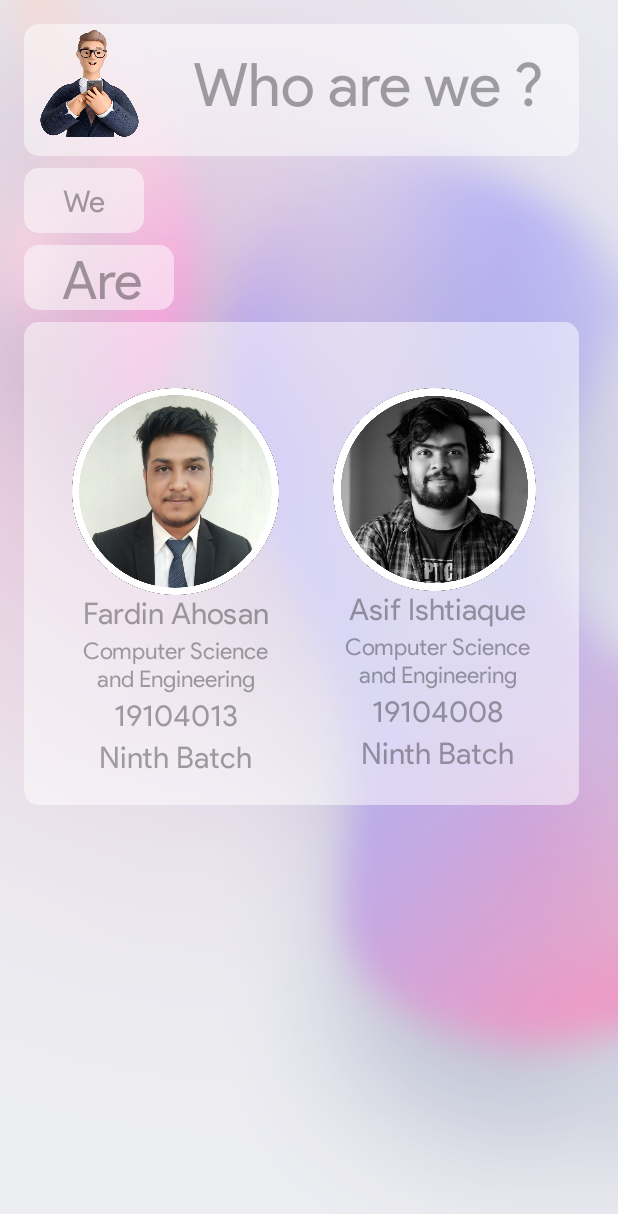
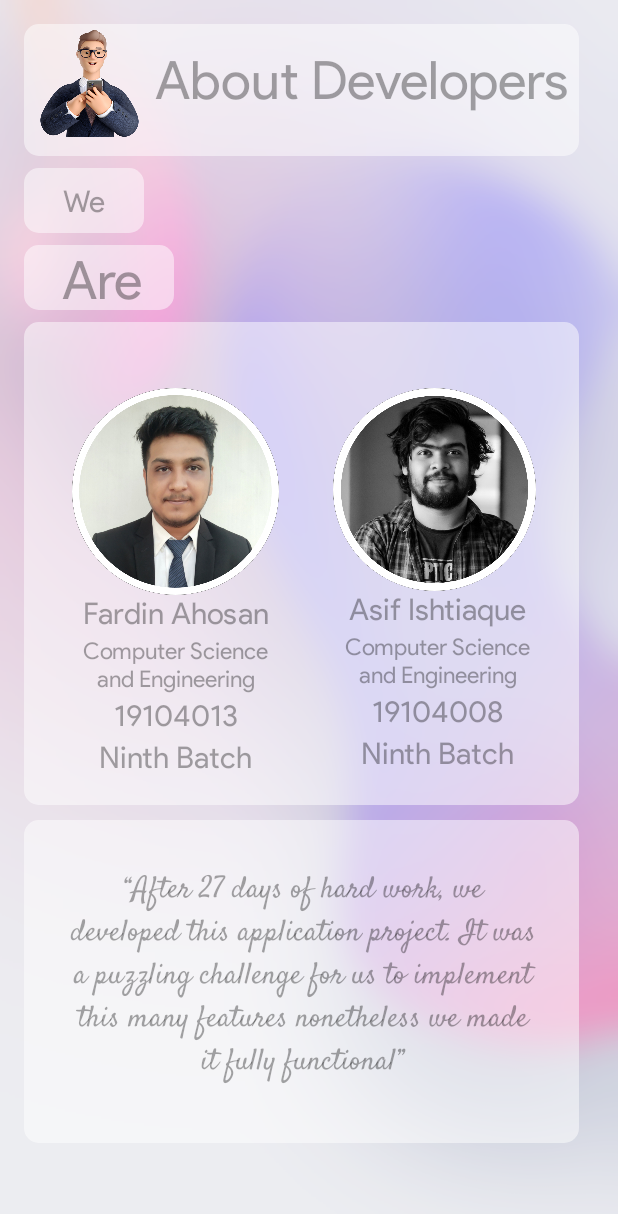
Before and after one commit to Asif-Ishtiaque/BAUET, an Android app: the developer screen opened directly, with no data from a screen before it, on a phone screen of 412 x 824 dp. Shown: the top 1214 px of the screen. Run offline under Robolectric (Android 15) with nearby library versions, the phone set to English and light mode, and no system bars.

Commit message:
Final Beta 0.1

```diff
--- a/app/src/main/java/com/bauet/bauet/class_scedule_back.java
+++ b/app/src/main/java/com/bauet/bauet/class_scedule_back.java
@@ -1007,7 +1007,7 @@ public class class_scedule_back extends AppCompatActivity {
 
 
 
-
+     //Calender Instance
         Calendar cal = Calendar.getInstance();
         String cur_fullTime;
         TimePull tpull = new TimePull();
@@ -1022,6 +1022,8 @@ public class class_scedule_back extends AppCompatActivity {
         //////******
 
 
+
+        //Data Catch from Database Helper Class
         DatabaseHelper myDbHelper = new DatabaseHelper(class_scedule_back.this);
         try {
             myDbHelper.createDataBase();
@@ -1035,6 +1037,8 @@ public class class_scedule_back extends AppCompatActivity {
         }
 
 
+
+        //Primary Logic Behind Data Connection with Objects
         if (reallyDy.equals(day_of_Thursday)) {
 
             M_Th_f = myDbHelper.thursday_first_cursor("thursdayfirst", null, null, null, null, null, null);
--- a/app/src/main/res/layout/activity_developer.xml
+++ b/app/src/main/res/layout/activity_developer.xml
@@ -21,14 +21,14 @@
 
     <TextView
         android:id="@+id/developer"
-        android:layout_width="247dp"
-        android:layout_height="47dp"
-        android:layout_marginStart="35dp"
+        android:layout_width="280dp"
+        android:layout_height="50dp"
+        android:layout_marginStart="10dp"
         android:layout_marginTop="16dp"
         android:fontFamily="@font/product_sans"
         android:text="@string/about_developer"
         android:textColor="@color/semi_black"
-        android:textSize="40sp"
+        android:textSize="35sp"
         app:layout_constraintStart_toEndOf="@+id/developer_image"
         app:layout_constraintTop_toTopOf="@+id/notice_image" />
 
@@ -230,22 +230,30 @@
         app:layout_constraintTop_toBottomOf="@+id/asif_id" />
 
 
+    <ImageView
+        android:id="@+id/details"
+        android:layout_width="370dp"
+        android:layout_height="215dp"
+        android:layout_marginTop="10dp"
+        android:background="@android:color/transparent"
+        app:layout_constraintStart_toStartOf="@+id/about_us_background"
+        app:layout_constraintTop_toBottomOf="@+id/about_us_background"
+        app:srcCompat="@drawable/ic_chat_header" />
 
 
-
-
-
-
-
-
-
-
-
-
-
-
-
-
+    <TextView
+        android:id="@+id/projext_info"
+        android:layout_width="312dp"
+        android:layout_height="150dp"
+        android:layout_marginStart="30dp"
+        android:layout_marginTop="32dp"
+        android:fontFamily="@font/satisfy"
+        android:text="@string/projext_sign"
+        android:textAlignment="center"
+        android:textColor="@color/semi_black"
+        android:textSize="20sp"
+        app:layout_constraintStart_toStartOf="@+id/details"
+        app:layout_constraintTop_toTopOf="@+id/details" />
 
 
 </androidx.constraintlayout.widget.ConstraintLayout>
--- a/app/src/main/res/layout/activity_main.xml
+++ b/app/src/main/res/layout/activity_main.xml
@@ -443,8 +443,8 @@
 
     <TextView
         android:id="@+id/ys"
-        android:layout_width="121dp"
-        android:layout_height="61dp"
+        android:layout_width="109dp"
+        android:layout_height="63dp"
         android:layout_marginStart="44dp"
         android:layout_marginTop="8dp"
         android:fontFamily="@font/product_sans"
--- a/app/src/main/res/values/strings.xml
+++ b/app/src/main/res/values/strings.xml
@@ -103,7 +103,7 @@
     <string name="test_name">Math-2247</string>
     <string name="ID">ID</string>
     <string name="developer">Developer</string>
-    <string name="about_developer">Who are we ?</string>
+    <string name="about_developer">About Developers</string>
     <string name="YS">Year and Semester</string>
     <string name="ys_hints">1st Year 1st Semester</string>
     <string name="ys_data">1st Year 1st Semester</string>
@@ -147,6 +147,8 @@
     <string name="Asif_id">19104008</string>
     <string name="Asif_batch">Ninth Batch</string>
 
+    <string name="projext_sign">“After 27 days of hard work, we developed this application project. It was a puzzling challenge for us to implement this many features nonetheless we made it fully functional”</string>
+
 
 
 
```
Also changed, not shown: app/src/main/java/com/bauet/bauet/Chat.java (+28 -5 lines), app/src/main/java/com/bauet/bauet/exam.java (+29 -0 lines).
